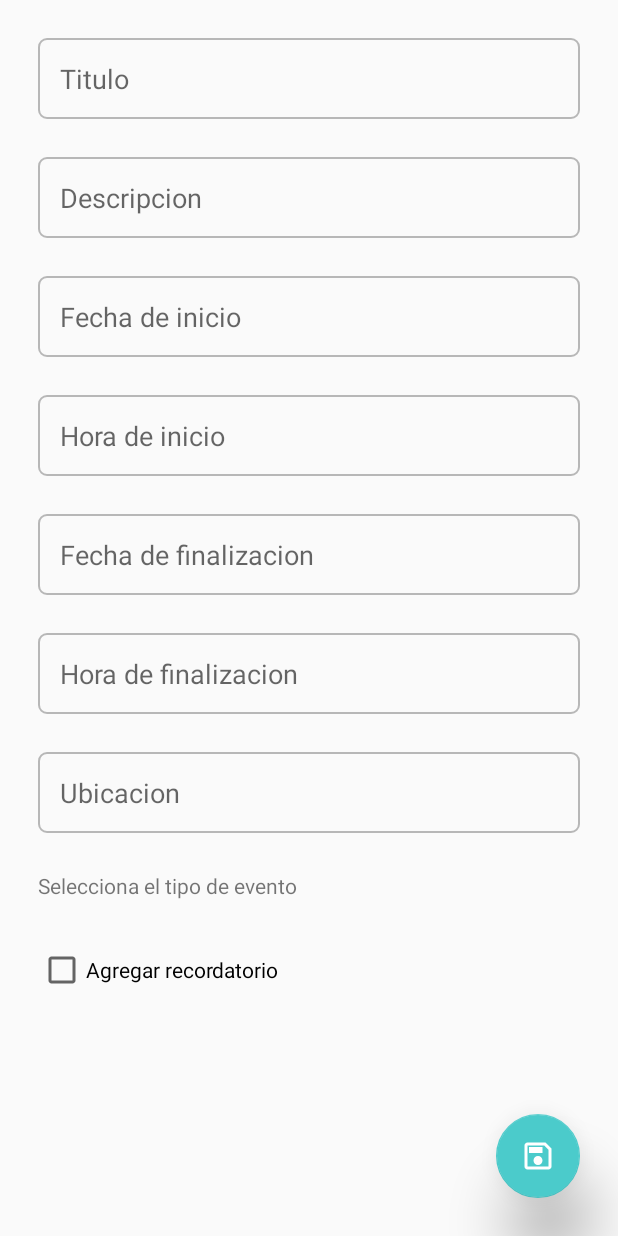
After one commit to LordSinSentido/agendapp, an Android app: the layout activity_editar_evento.xml on its own in the app's theme, with its tools: preview values and no code run, on a phone screen of 412 x 824 dp. The commit adds this screen. Run offline under Robolectric (Android 15) with nearby library versions, the phone set to English and light mode, and no system bars.

Commit message:
Se termino la vista de editar evento activity

```diff
--- /dev/null
+++ b/app/src/main/java/com/classhub/agendapp/EditarEventoActivity.java
@@ -0,0 +1,14 @@
+package com.classhub.agendapp;
+
+import androidx.appcompat.app.AppCompatActivity;
+
+import android.os.Bundle;
+
+public class EditarEventoActivity extends AppCompatActivity {
+
+    @Override
+    protected void onCreate(Bundle savedInstanceState) {
+        super.onCreate(savedInstanceState);
+        setContentView(R.layout.activity_editar_evento);
+    }
+}
--- /dev/null
+++ b/app/src/main/res/layout/activity_editar_evento.xml
@@ -0,0 +1,167 @@
+<?xml version="1.0" encoding="utf-8"?>
+<androidx.constraintlayout.widget.ConstraintLayout xmlns:android="http://schemas.android.com/apk/res/android"
+    xmlns:app="http://schemas.android.com/apk/res-auto"
+    xmlns:tools="http://schemas.android.com/tools"
+    android:layout_width="match_parent"
+    android:layout_height="match_parent"
+    tools:context=".EditarEventoActivity">
+
+    <ScrollView
+        android:layout_width="match_parent"
+        android:layout_height="match_parent">
+
+        <LinearLayout
+            android:layout_width="match_parent"
+            android:layout_height="wrap_content"
+            android:orientation="vertical" >
+
+            <EditText
+                android:id="@+id/editareventoEntradaTitulo"
+                android:layout_width="match_parent"
+                android:layout_height="wrap_content"
+                android:layout_marginStart="25dp"
+                android:layout_marginTop="25dp"
+                android:layout_marginEnd="25dp"
+                android:background="@drawable/item_entrada"
+                android:ems="10"
+                android:hint="@string/editareventoTitulo"
+                android:inputType="textPersonName" />
+
+            <EditText
+                android:id="@+id/editareventoEntradaDescripcion"
+                android:layout_width="match_parent"
+                android:layout_height="wrap_content"
+                android:layout_marginStart="25dp"
+                android:layout_marginTop="25dp"
+                android:layout_marginEnd="25dp"
+                android:background="@drawable/item_entrada"
+                android:ems="10"
+                android:hint="@string/editareventoDescripcion"
+                android:inputType="textPersonName" />
+
+            <EditText
+                android:id="@+id/editareventoEntradaFechaDeInicio"
+                android:layout_width="match_parent"
+                android:layout_height="wrap_content"
+                android:layout_marginStart="25dp"
+                android:layout_marginTop="25dp"
+                android:layout_marginEnd="25dp"
+                android:background="@drawable/item_entrada"
+                android:ems="10"
+                android:hint="@string/editareventoFechaDeInicio"
+                android:inputType="textPersonName" />
+
+            <EditText
+                android:id="@+id/editareventoEntradaHoraDeInicio"
+                android:layout_width="match_parent"
+                android:layout_height="wrap_content"
+                android:layout_marginStart="25dp"
+                android:layout_marginTop="25dp"
+                android:layout_marginEnd="25dp"
+                android:background="@drawable/item_entrada"
+                android:ems="10"
+                android:hint="@string/editareventoHoraDeInicio"
+                android:inputType="textPersonName" />
+
+            <EditText
+                android:id="@+id/editareventoEntradaFechaDeFin"
+                android:layout_width="match_parent"
+                android:layout_height="wrap_content"
+                android:layout_marginStart="25dp"
+                android:layout_marginTop="25dp"
+                android:layout_marginEnd="25dp"
+                android:background="@drawable/item_entrada"
+                android:ems="10"
+                android:hint="@string/editareventoFechaDeFin"
+                android:inputType="textPersonName" />
+
+            <EditText
+                android:id="@+id/editareventoEntradaHoraDeFin"
+                android:layout_width="match_parent"
+                android:layout_height="wrap_content"
+                android:layout_marginStart="25dp"
+                android:layout_marginTop="25dp"
+                android:layout_marginEnd="25dp"
+                android:background="@drawable/item_entrada"
+                android:ems="10"
+                android:hint="@string/editareventoHoraDeFin"
+                android:inputType="textPersonName" />
+
+            <EditText
+                android:id="@+id/editareventoEntradaUbicacion"
+                android:layout_width="match_parent"
+                android:layout_height="wrap_content"
+                android:layout_marginStart="25dp"
+                android:layout_marginTop="25dp"
+                android:layout_marginEnd="25dp"
+                android:background="@drawable/item_entrada"
+                android:ems="10"
+                android:hint="@string/editareventoUbicacion"
+                android:inputType="textPersonName" />
+
+            <TextView
+                android:id="@+id/editareventoTextoTipo"
+                android:layout_width="match_parent"
+                android:layout_height="wrap_content"
+                android:layout_marginStart="25dp"
+                android:layout_marginTop="25dp"
+                android:layout_marginEnd="25dp"
+                android:text="@string/editareventoTipo" />
+
+            <Spinner
+                android:id="@+id/editareventoSpinnerTipo"
+                android:layout_width="match_parent"
+                android:layout_height="wrap_content"
+                android:layout_marginStart="25dp"
+                android:layout_marginTop="5dp"
+                android:layout_marginEnd="25dp"
+                android:background="@drawable/item_spinner" />
+
+            <CheckBox
+                android:id="@+id/editareventoCheckRecordatorio"
+                android:layout_width="match_parent"
+                android:layout_height="wrap_content"
+                android:layout_marginStart="25dp"
+                android:layout_marginTop="25dp"
+                android:layout_marginEnd="25dp"
+                android:text="@string/editareventoRecordatorio" />
+
+            <Spinner
+                android:id="@+id/editareventoSpinnerRecordatorio"
+                android:layout_width="match_parent"
+                android:layout_height="wrap_content"
+                android:layout_marginStart="25dp"
+                android:layout_marginTop="5dp"
+                android:layout_marginEnd="25dp"
+                android:background="@drawable/item_spinner"
+                android:visibility="gone"
+                tools:visibility="visible"/>
+
+            <androidx.constraintlayout.utils.widget.MockView
+                android:id="@+id/mockView6"
+                android:layout_width="match_parent"
+                android:layout_height="100dp"
+                android:visibility="invisible"/>
+        </LinearLayout>
+    </ScrollView>
+
+    <com.google.android.material.floatingactionbutton.FloatingActionButton
+        android:id="@+id/editareventoBotonGuardar"
+        android:layout_width="wrap_content"
+        android:layout_height="wrap_content"
+        android:layout_marginEnd="25dp"
+        android:layout_marginBottom="25dp"
+        android:backgroundTint="@color/colorSecundario"
+        android:clickable="true"
+        android:contentDescription="@string/botonGuardar"
+        android:focusable="true"
+        android:tint="@color/colorTextoClaro"
+        app:backgroundTint="@color/colorSecundario"
+        app:elevation="25dp"
+        app:fabSize="normal"
+        app:layout_constraintBottom_toBottomOf="parent"
+        app:layout_constraintEnd_toEndOf="parent"
+        app:rippleColor="@color/colorSecundarioClaro"
+        app:srcCompat="@drawable/icono_guardar" />
+
+</androidx.constraintlayout.widget.ConstraintLayout>
--- a/app/src/main/res/values/strings.xml
+++ b/app/src/main/res/values/strings.xml
@@ -63,6 +63,26 @@
     <string name="mostrarhorarioUbicacion">Ubicacion</string>
     <string name="mostrarhorarioRecordatorio">Recordatorio</string>
 
+    <!-- Editar evento -->
+    <string name="editareventoTitulo">Titulo</string>
+    <string name="editareventoDescripcion">Descripcion</string>
+    <string name="editareventoFechaDeInicio">Fecha de inicio</string>
+    <string name="editareventoHoraDeInicio">Hora de inicio</string>
+    <string name="editareventoFechaDeFin">Fecha de finalizacion</string>
+    <string name="editareventoHoraDeFin">Hora de finalizacion</string>
+    <string name="editareventoUbicacion">Ubicacion</string>
+    <string name="editareventoTipo">Selecciona el tipo de evento</string>
+    <string name="editareventoRecordatorio">Agregar recordatorio</string>
+
+    <!-- Editar horario -->
+    <string name="editarhorarioTitulo">Nombre de la materia</string>
+    <string name="editarhorarioDescripcion">Descripcion</string>
+    <string name="editarhorarioFechaDeInicio">Fecha</string>
+    <string name="editarhorarioHoraDeInicio">Hora de inicio</string>
+    <string name="editarhorarioHoraDeFin">Hora de finalizacion</string>
+    <string name="editarhorarioUbicacion">Ubicacion</string>
+    <string name="editarhorarioRecordatorio">Agregar recordatorio</string>
+
     <!-- TODO: Remove or change this placeholder text -->
     <string name="hello_blank_fragment">Hello blank fragment</string>
 
```
